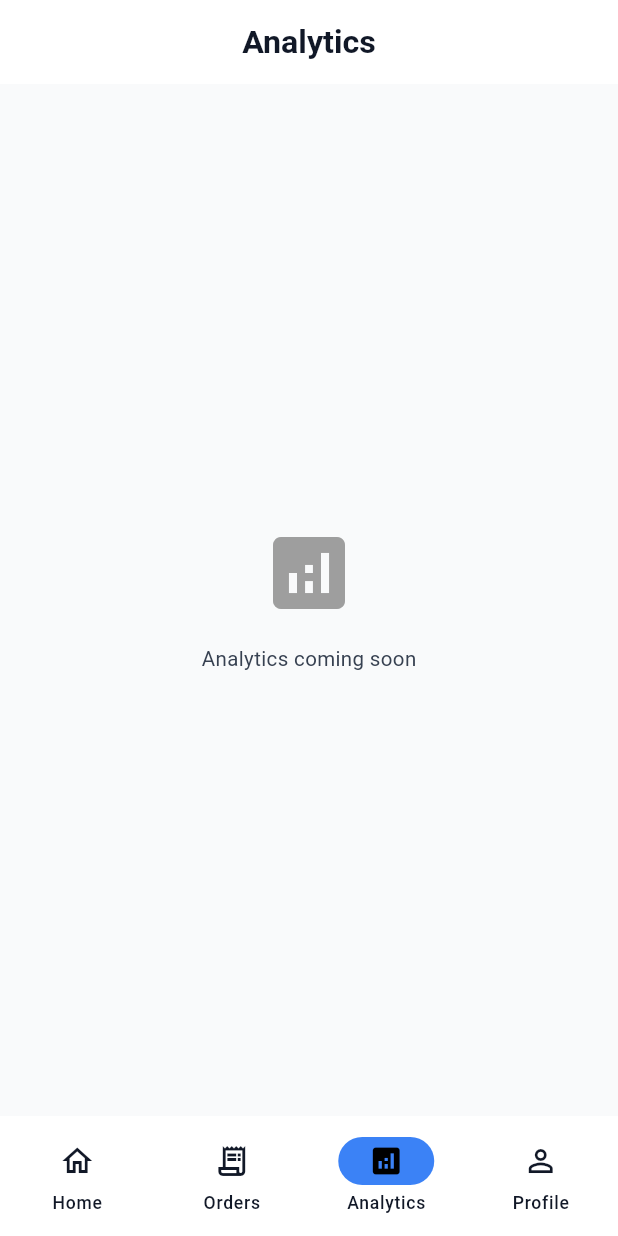
After one commit to iambhaggi/Locaura-Admin, a Flutter app: the AnalyticsTab screen opened by its route, on a phone screen of 412 x 824 dp. The commit adds this screen. Run offline on Flutter 3.47's test engine with Material 3 defaults, Android fonts, the phone set to English and light mode, and no system bars; our stand-ins replace dio, flutter_riverpod, flutter_screenutil, flutter_secure_storage, fpdart, freezed_annotation and 4 more; accounts and stored records are empty; generated files the repository leaves out were written again.

Commit message:
feat: Set up core application, authentication flow, and main dashboard with tabs.

```diff
--- a/locaura_parter/lib/core/di/locator.dart
+++ b/locaura_parter/lib/core/di/locator.dart
@@ -27,6 +27,7 @@ Future<void> configureDependencies() async {
     AuthRepositoryImpl(
       getIt<AuthRemoteDataSource>(),
       getIt<FlutterSecureStorage>(),
+      getIt<SharedPreferences>(),
     ),
   );
 }
--- a/locaura_parter/lib/core/router/app_router.dart
+++ b/locaura_parter/lib/core/router/app_router.dart
@@ -1,14 +1,18 @@
-import 'package:flutter/material.dart';
 import 'package:flutter_riverpod/flutter_riverpod.dart';
 import 'package:go_router/go_router.dart';
 import 'package:flutter_secure_storage/flutter_secure_storage.dart';
 import '../utils/app_constants.dart';
 import '../../features/auth/presentation/screens/phone_screen.dart';
 import '../../features/auth/presentation/screens/otp_screen.dart';
+import '../../features/home/presentation/screens/main_dashboard_screen.dart';
+import '../../features/home/presentation/screens/tabs/home_tab.dart';
+import '../../features/home/presentation/screens/tabs/orders_tab.dart';
+import '../../features/home/presentation/screens/tabs/analytics_tab.dart';
+import '../../features/home/presentation/screens/tabs/profile_tab.dart';
 
 final appRouterProvider = Provider<GoRouter>((ref) {
   return GoRouter(
-    initialLocation: AppRoutes.phone,
+    initialLocation: AppRoutes.home,
     redirect: (context, state) async {
       const storage = FlutterSecureStorage();
       final token = await storage.read(key: AppConstants.accessTokenKey);
@@ -34,12 +38,48 @@ final appRouterProvider = Provider<GoRouter>((ref) {
           return OtpScreen(phone: phone);
         },
       ),
-      GoRoute(
-        path: AppRoutes.home,
-        name: 'home',
-        builder: (_, __) => const Scaffold(
-          body: Center(child: Text('Home — wire your screen here')),
-        ),
+      StatefulShellRoute.indexedStack(
+        builder: (context, state, navigationShell) {
+          return MainDashboardScreen(navigationShell: navigationShell);
+        },
+        branches: [
+          StatefulShellBranch(
+            routes: [
+              GoRoute(
+                path: AppRoutes.home,
+                name: 'home',
+                builder: (_, __) => const HomeTab(),
+              ),
+            ],
+          ),
+          StatefulShellBranch(
+            routes: [
+              GoRoute(
+                path: AppRoutes.orders,
+                name: 'orders',
+                builder: (_, __) => const OrdersTab(),
+              ),
+            ],
+          ),
+          StatefulShellBranch(
+            routes: [
+              GoRoute(
+                path: AppRoutes.analytics,
+                name: 'analytics',
+                builder: (_, __) => const AnalyticsTab(),
+              ),
+            ],
+          ),
+          StatefulShellBranch(
+            routes: [
+              GoRoute(
+                path: AppRoutes.profile,
+                name: 'profile',
+                builder: (_, __) => const ProfileTab(),
+              ),
+            ],
+          ),
+        ],
       ),
     ],
   );
@@ -49,4 +89,7 @@ abstract class AppRoutes {
   static const phone = '/auth/phone';
   static const otp = '/auth/otp';
   static const home = '/home';
+  static const orders = '/orders';
+  static const analytics = '/analytics';
+  static const profile = '/profile';
 }
--- a/locaura_parter/lib/core/utils/app_constants.dart
+++ b/locaura_parter/lib/core/utils/app_constants.dart
@@ -7,7 +7,8 @@ abstract class AppConstants {
   // Storage keys
   static const accessTokenKey = 'access_token';
   static const refreshTokenKey = 'refresh_token';
-  static const consumerIdKey = 'consumer_id';
+  static const retailerProfileKey = 'retailer_profile';
+  static const retailerIdKey = 'retailer_id';
 
   // OTP
   static const otpLength = 6;
--- a/locaura_parter/lib/features/auth/domain/repositories/auth_repository.dart
+++ b/locaura_parter/lib/features/auth/domain/repositories/auth_repository.dart
@@ -5,4 +5,6 @@ abstract class AuthRepository {
   ApiResult<void> sendOtp(String phone);
   ApiResult<RetailerEntity> verifyOtp(String phone, String otp);
   ApiResult<void> logout();
+  Future<RetailerEntity?> getPersistedProfile();
+  Future<void> clearPersistedProfile();
 }
--- a/locaura_parter/lib/features/auth/presentation/controllers/auth_controller.dart
+++ b/locaura_parter/lib/features/auth/presentation/controllers/auth_controller.dart
@@ -2,6 +2,7 @@ import 'package:flutter_riverpod/flutter_riverpod.dart';
 import 'package:freezed_annotation/freezed_annotation.dart';
 import '../../../../core/di/locator.dart';
 import '../../domain/entities/retailer.entity.dart';
+import '../../domain/repositories/auth_repository.dart';
 import '../../domain/usecases/send_otp.usecase.dart';
 import '../../domain/usecases/verify_otp.usecase.dart';
 
@@ -19,8 +20,17 @@ class AuthState with _$AuthState {
 class AuthController extends StateNotifier<AuthState> {
   final SendOtpUseCase _sendOtp;
   final VerifyOtpUseCase _verifyOtp;
+  final AuthRepository _repository;
 
-  AuthController(this._sendOtp, this._verifyOtp) : super(const AuthState.initial());
+  AuthController(this._sendOtp, this._verifyOtp, this._repository)
+      : super(const AuthState.initial());
+
+  Future<void> loadPersistedProfile() async {
+    final profile = await _repository.getPersistedProfile();
+    if (profile != null) {
+      state = AuthState.authenticated(profile);
+    }
+  }
 
   Future<void> sendOtp(String phone) async {
     state = const AuthState.loading();
@@ -40,6 +50,11 @@ class AuthController extends StateNotifier<AuthState> {
     );
   }
 
+  Future<void> logout() async {
+    await _repository.logout();
+    state = const AuthState.initial();
+  }
+
   void reset() => state = const AuthState.initial();
 }
 
@@ -48,5 +63,6 @@ final authControllerProvider =
   return AuthController(
     SendOtpUseCase(getIt()),
     VerifyOtpUseCase(getIt()),
+    getIt<AuthRepository>(),
   );
 });
--- /dev/null
+++ b/locaura_parter/lib/features/home/presentation/screens/main_dashboard_screen.dart
@@ -0,0 +1,49 @@
+import 'package:flutter/material.dart';
+import 'package:go_router/go_router.dart';
+
+class MainDashboardScreen extends StatelessWidget {
+  final StatefulNavigationShell navigationShell;
+
+  const MainDashboardScreen({
+    super.key,
+    required this.navigationShell,
+  });
+
+  @override
+  Widget build(BuildContext context) {
+    return Scaffold(
+      body: navigationShell,
+      bottomNavigationBar: NavigationBar(
+        selectedIndex: navigationShell.currentIndex,
+        onDestinationSelected: (index) {
+          navigationShell.goBranch(
+            index,
+            initialLocation: index == navigationShell.currentIndex,
+          );
+        },
+        destinations: const [
+          NavigationDestination(
+            icon: Icon(Icons.home_outlined),
+            selectedIcon: Icon(Icons.home),
+            label: 'Home',
+          ),
+          NavigationDestination(
+            icon: Icon(Icons.receipt_long_outlined),
+            selectedIcon: Icon(Icons.receipt_long),
+            label: 'Orders',
+          ),
+          NavigationDestination(
+            icon: Icon(Icons.analytics_outlined),
+            selectedIcon: Icon(Icons.analytics),
+            label: 'Analytics',
+          ),
+          NavigationDestination(
+            icon: Icon(Icons.person_outline),
+            selectedIcon: Icon(Icons.person),
+            label: 'Profile',
+          ),
+        ],
+      ),
+    );
+  }
+}
--- /dev/null
+++ b/locaura_parter/lib/features/home/presentation/screens/tabs/analytics_tab.dart
@@ -0,0 +1,22 @@
+import 'package:flutter/material.dart';
+
+class AnalyticsTab extends StatelessWidget {
+  const AnalyticsTab({super.key});
+
+  @override
+  Widget build(BuildContext context) {
+    return Scaffold(
+      appBar: AppBar(title: const Text('Analytics')),
+      body: const Center(
+        child: Column(
+          mainAxisAlignment: MainAxisAlignment.center,
+          children: [
+            Icon(Icons.analytics, size: 64, color: Colors.grey),
+            SizedBox(height: 16),
+            Text('Analytics coming soon'),
+          ],
+        ),
+      ),
+    );
+  }
+}
```
Also changed, not shown: locaura_parter/lib/features/auth/data/repositories/auth_repository_impl.dart (+34 -3 lines), locaura_parter/lib/features/auth/domain/entities/retailer.entity.dart (+28 -28 lines), locaura_parter/lib/features/home/presentation/screens/tabs/home_tab.dart (added, +67 -0 lines), locaura_parter/lib/features/home/presentation/screens/tabs/orders_tab.dart (added, +22 -0 lines), locaura_parter/lib/features/home/presentation/screens/tabs/profile_tab.dart (added, +75 -0 lines), locaura_parter/lib/main.dart (+12 -1 lines).
